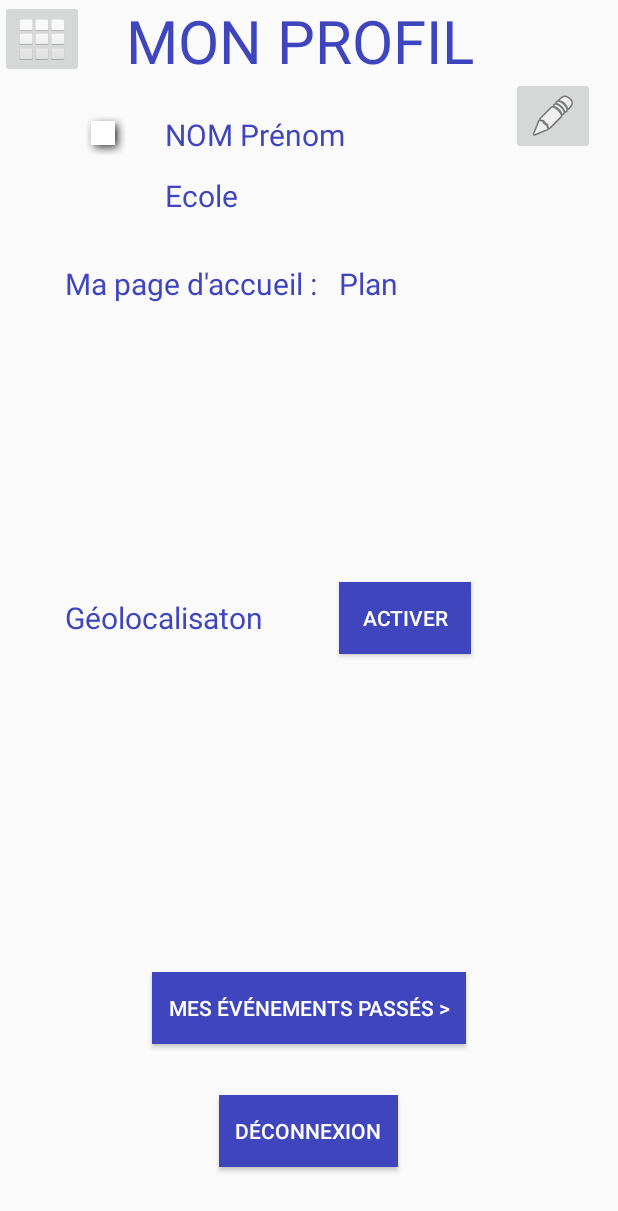
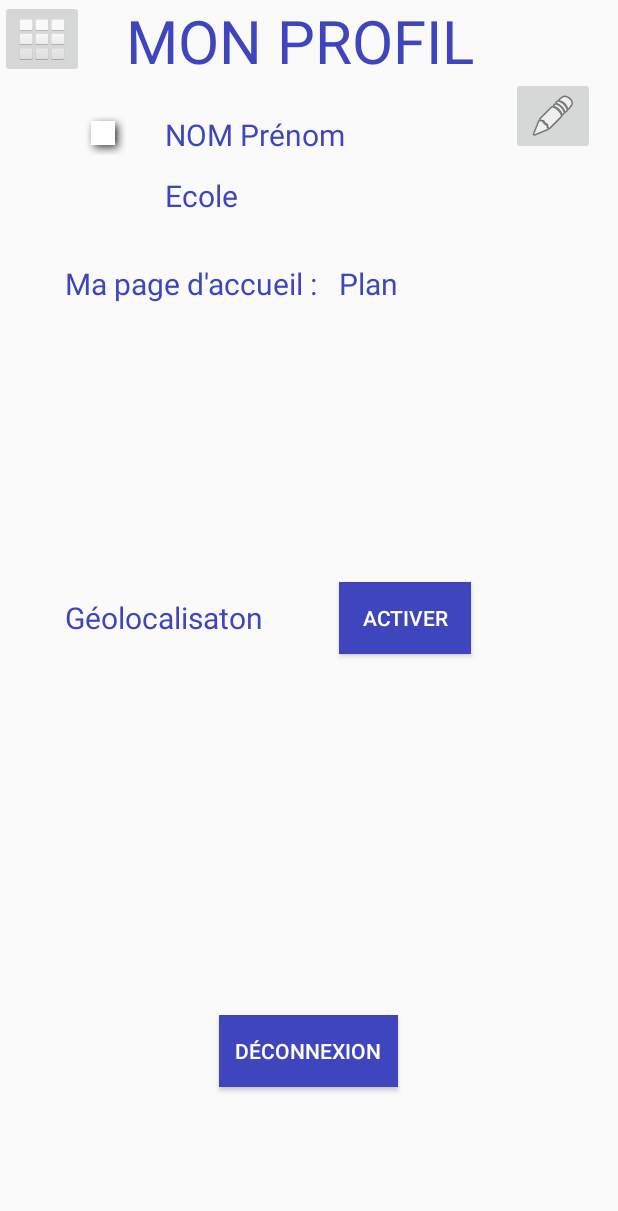
Before and after one commit to matlamy/appli_event, an Android app: the ProfilActivity screen opened directly, with no data from a screen before it, on a phone screen of 412 x 824 dp. Shown: the top 1211 px of the screen. Run offline under Robolectric (Android 15) with nearby library versions, the phone set to English and light mode, and no system bars; our stand-ins replace Firebase (no records; nobody signed in at launch, a user with empty details on screens opened directly).

Commit message:
Correction layout

```diff
--- a/PROJET/app/src/main/res/layout/activity_ajout_event.xml
+++ b/PROJET/app/src/main/res/layout/activity_ajout_event.xml
@@ -43,12 +43,12 @@
             android:layout_margin="10dp"
             android:hint="Lieu de l'événement :"/>
 
-        <!--<fragment
+        <fragment
             android:id="@+id/place_autocomplete_fragment"
             android:name="com.google.android.gms.location.places.ui.PlaceAutocompleteFragment"
             android:layout_width="match_parent"
             android:layout_height="wrap_content"
-            android:layout_margin="10dp" />-->
+            android:layout_margin="10dp" />
         <TextView
             android:layout_width="match_parent"
             android:layout_height="wrap_content"
--- a/PROJET/app/src/main/res/layout/activity_profil.xml
+++ b/PROJET/app/src/main/res/layout/activity_profil.xml
@@ -90,23 +90,12 @@
         android:textSize="40sp" />
 
     <Button
-        android:id="@+id/buttonEventPasse"
-        android:layout_width="209dp"
-        android:layout_height="wrap_content"
-        android:layout_above="@+id/buttonDeconnexion"
-        android:layout_centerHorizontal="true"
-        android:layout_marginBottom="34dp"
-        android:background="#3E45BD"
-        android:text="Mes événements passés >"
-        android:textColor="@color/white" />
-
-    <Button
         android:id="@+id/buttonDeconnexion"
         android:layout_width="119dp"
         android:layout_height="wrap_content"
         android:layout_alignParentBottom="true"
         android:layout_centerHorizontal="true"
-        android:layout_marginBottom="46dp"
+        android:layout_marginBottom="99dp"
         android:background="#3E45BD"
         android:text="Déconnexion"
         android:textColor="@color/white" />
```
Also changed, not shown: PROJET/app/src/main/res/layout/activity_main.xml (+7 -6 lines), PROJET/app/src/main/res/layout/activity_register.xml (+12 -1 lines).
